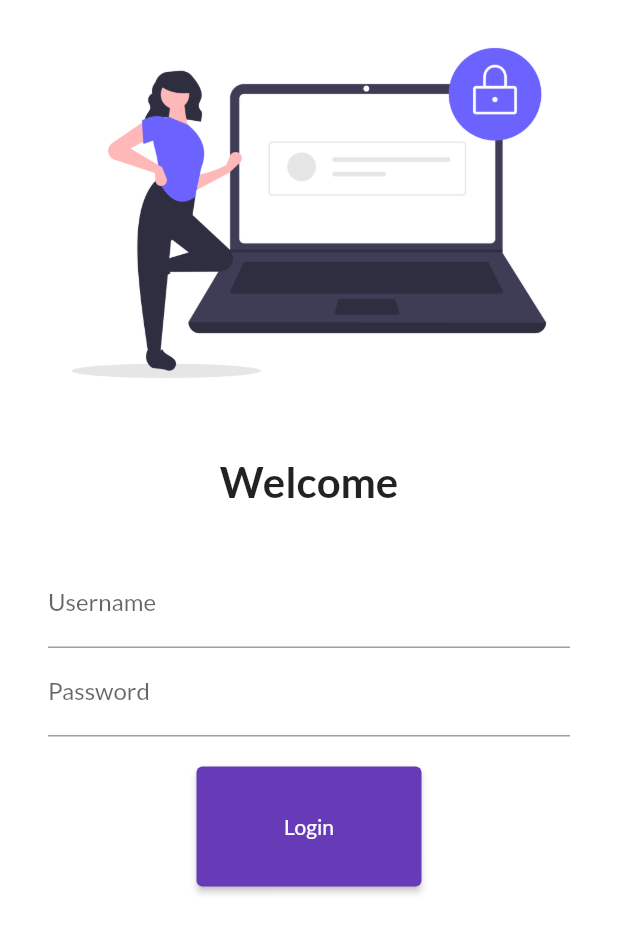
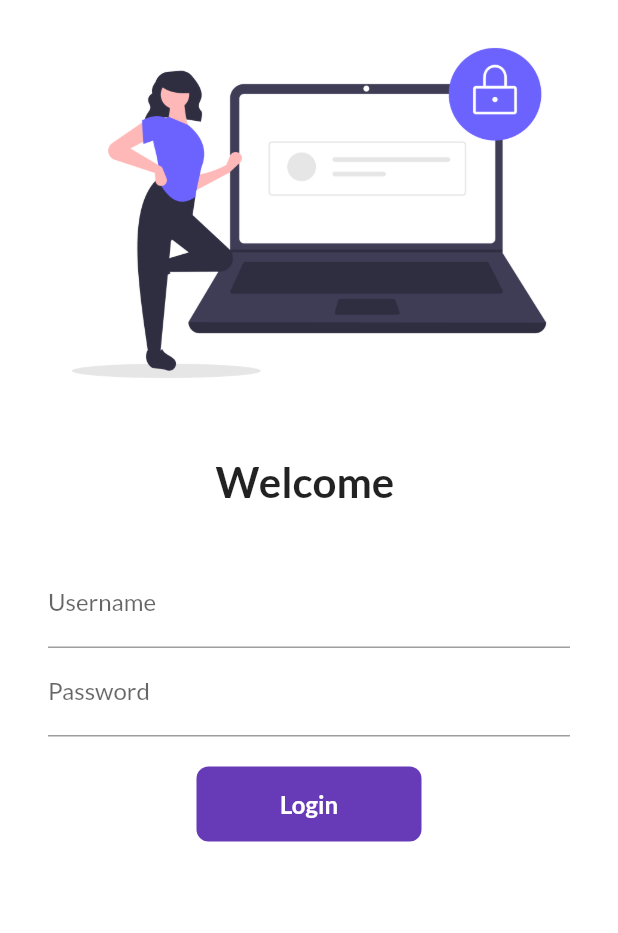
Before and after one commit to inf-reiaz/LearingFlutter, a Flutter app: the screen it shows after launch, on a phone screen of 412 x 824 dp. Shown: the top 933 px of the screen. Run offline on Flutter 3.47's test engine with Material 2 defaults, Android fonts, the phone set to English and light mode, and no system bars; our stand-ins replace google_fonts.

Commit message:
day 6 done

```diff
--- a/lib/pages/login_page.dart
+++ b/lib/pages/login_page.dart
@@ -1,10 +1,16 @@
 import 'package:flutter/material.dart';
-import 'package:flutter/widgets.dart';
 import 'package:flutter_learing/utls/routes.dart';
 
-class LoginPage extends StatelessWidget {
+class LoginPage extends StatefulWidget {
   const LoginPage({Key? key}) : super(key: key);
 
+  @override
+  State<LoginPage> createState() => _LoginPageState();
+}
+
+class _LoginPageState extends State<LoginPage> {
+  String name = "";
+  bool changeBtn = false;
   @override
   Widget build(BuildContext context) {
     return Material(
@@ -20,9 +26,9 @@
             const SizedBox(
               height: 20.0,
             ),
-            const Text(
-              "Welcome",
-              style: TextStyle(
+            Text(
+              "Welcome $name",
+              style: const TextStyle(
                 fontSize: 28,
                 fontWeight: FontWeight.bold,
               ),
@@ -42,6 +48,10 @@
                       hintText: "Enter UserName or Email",
                       labelText: "Username",
                     ),
+                    onChanged: (value) {
+                      name = value;
+                      setState(() {});
+                    },
                   ),
                   TextFormField(
                     obscureText: true,
@@ -53,18 +63,52 @@
                   const SizedBox(
                     height: 20.0,
                   ),
-                  ElevatedButton(
-                    child: Text("Login"),
-                    style: TextButton.styleFrom(
-                      minimumSize: const Size(
-                        150.0,
-                        80.00,
-                      ),
-                    ),
-                    onPressed: () {
+                  InkWell(
+                    onTap: () async {
+                      setState(() {
+                        changeBtn = true;
+                      });
+                      await Future.delayed(Duration(seconds: 1));
                       Navigator.pushNamed(context, MyRoute.homeRoute);
                     },
+                    child: AnimatedContainer(
+                      duration: Duration(seconds: 1),
+                      width: changeBtn ? 50 : 150,
+                      height: 50,
+                      alignment: Alignment.center,
+                      decoration: BoxDecoration(
+                        color: Colors.deepPurple,
+                        //shape: changeBtn ? BoxShape.circle : BoxShape.rectangle,
+                        borderRadius: BorderRadius.circular(
+                          changeBtn ? 50 : 8,
+                        ),
+                      ),
+                      //changeBtn ? Icons(Icons.done color: Colors.white) :
+                      child: changeBtn
+                          ? Icon(Icons.done, color: Colors.white)
+                          : const Text(
+                              "Login",
+                              style: TextStyle(
+                                color: Colors.white,
+                                fontSize: 16,
+                                fontWeight: FontWeight.bold,
+                              ),
+                            ),
+                    ),
                   ),
+
+                  // ElevatedButton(
+                  //   child: Text("Login"),
+                  //   style: TextButton.styleFrom(
+                  //     minimumSize: const Size(
+                  //       150.0,
+                  //       80.00,
+                  //     ),
+                  //   ),
+                  //   onPressed: () {
+                  //     Navigator.pushNamed(context, MyRoute.homeRoute);
+                  //   },
+                  // ),
                 ],
               ),
             ),
```
